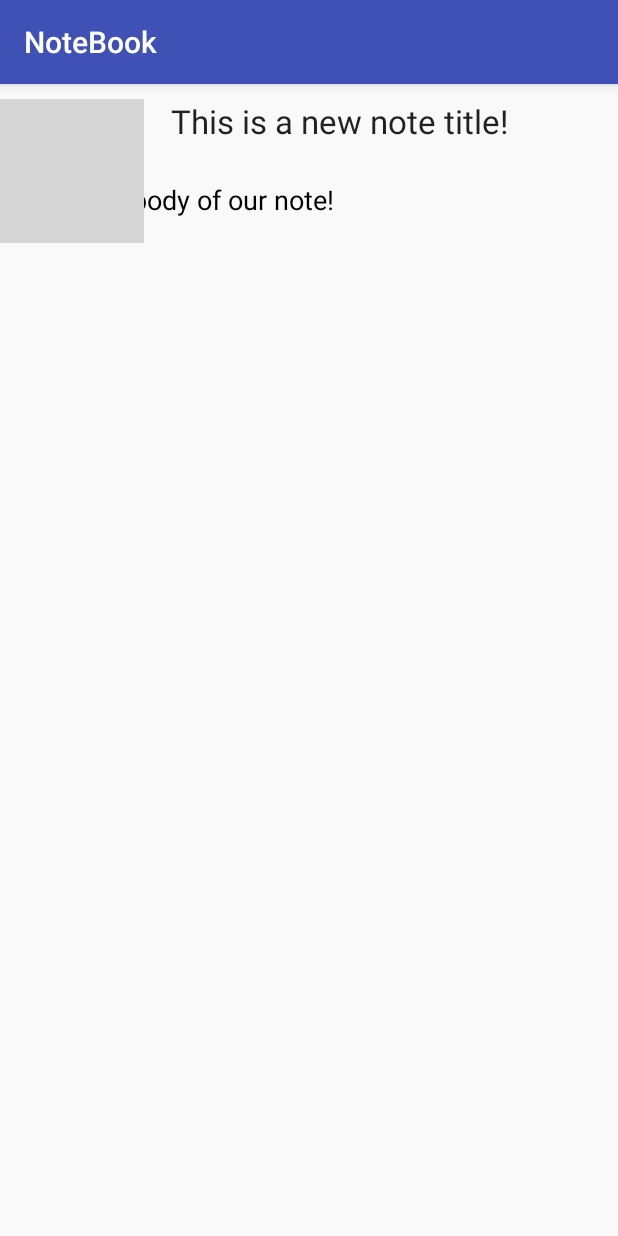
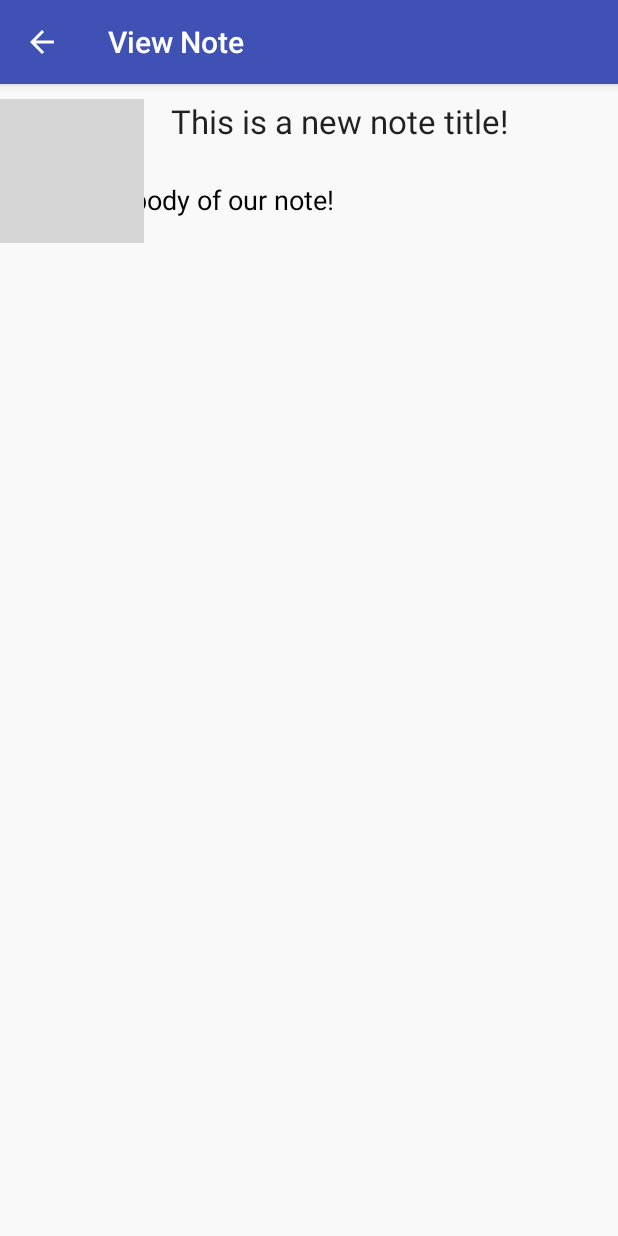
Before and after one commit to Mangalashri/NoteApp, an Android app: the screen it shows after launch (NoteDetailActivity), after a tap on "This is a new note title!", on a phone screen of 412 x 824 dp. Run offline under Robolectric (Android 15) with nearby library versions, the phone set to English and light mode, and no system bars; grey boxes are pictures that could not be loaded.

Commit message:
Add  backbutton and title to noteDetailActivity

```diff
--- a/app/src/main/AndroidManifest.xml
+++ b/app/src/main/AndroidManifest.xml
@@ -18,7 +18,7 @@
                 <category android:name="android.intent.category.LAUNCHER" />
             </intent-filter>
         </activity>
-        <activity android:name=".NoteDetailActivity"></activity>
+        <activity android:name=".NoteDetailActivity" android:parentActivityName=".MainActivity" android:label="@string/editFragmentTitle"></activity>
     </application>
 
 </manifest>
--- a/app/src/main/java/com/example/mangalashri/notebook/NoteDetailActivity.java
+++ b/app/src/main/java/com/example/mangalashri/notebook/NoteDetailActivity.java
@@ -19,6 +19,7 @@ public class NoteDetailActivity extends AppCompatActivity {
         FragmentManager fragmentManager=getSupportFragmentManager();
         FragmentTransaction fragmentTransaction = fragmentManager.beginTransaction();
         NoteViewFragment noteViewFragment = new NoteViewFragment();
+        setTitle(R.string.viewFragmentTitle);
         fragmentTransaction.add(R.id.note_container,noteViewFragment,"NOTE_VIEW_FRAGMENT");
         fragmentTransaction.commit();
     }
--- a/app/src/main/res/values/strings.xml
+++ b/app/src/main/res/values/strings.xml
@@ -4,4 +4,6 @@
 
     <!-- TODO: Remove or change this placeholder text -->
     <string name="hello_blank_fragment">Hello blank fragment</string>
+    <string name="viewFragmentTitle">"View Note"</string>
+    <string name="editFragmentTitle">"Edit Note"</string>
 </resources>
```
